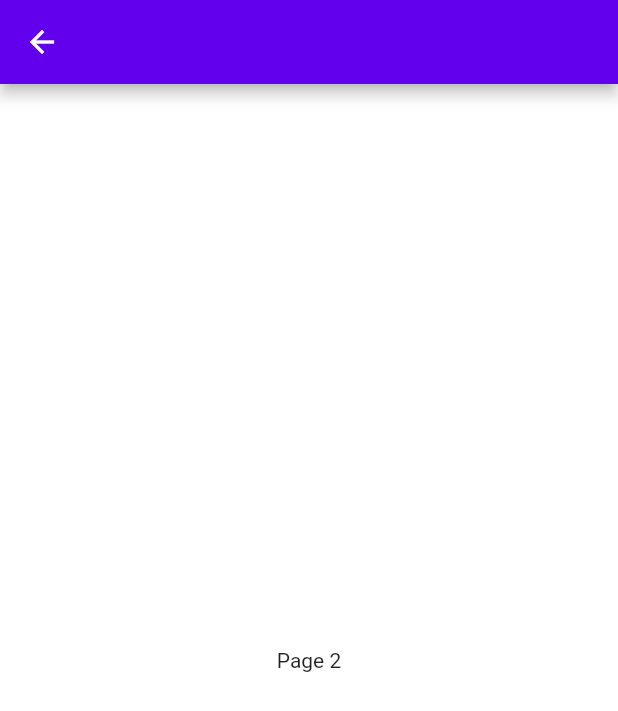
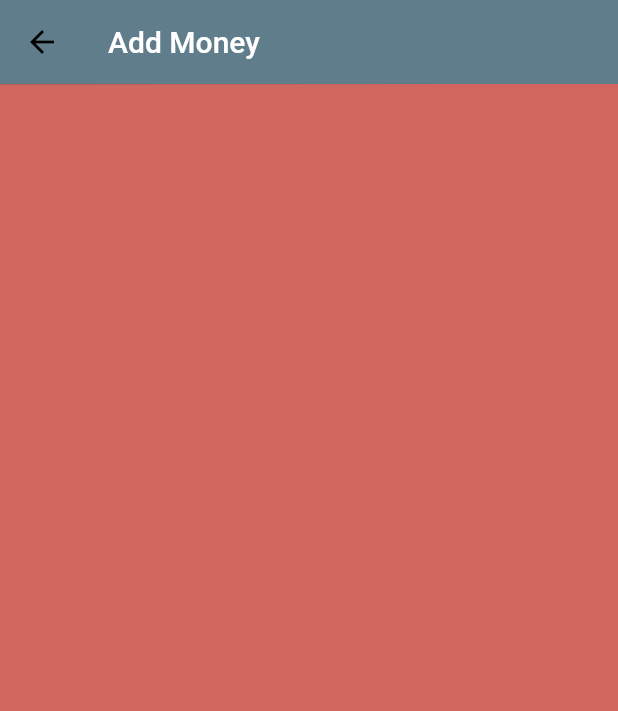
Before and after one commit to mostafizurrahman/plasma_bank, a Flutter app: the screen it shows after launch, after a tap on "Go!", on a phone screen of 412 x 824 dp. Shown: the top 711 px of the screen. Run offline on Flutter 3.47's test engine with Material 2 defaults, Android fonts, the light colour scheme and no system bars.

Commit message:
project structure changed

```diff
--- /dev/null
+++ b/plasma_bank/lib/app_utils/app_constants.dart
@@ -0,0 +1,26 @@
+
+
+class AppConstants{
+
+
+}
+
+class AppRoutes{
+
+  static const String pageRouteHome = "/home";
+  static const String pageRouteDonor = "/home/donor";
+  static const String pageRouteEntry = "/home/entry";
+  static const String pageRouteImage = "/home/image";
+
+}
+
+class AppConfig{
+
+  static const double PADDING_ALL = 24;
+  static const double FONT_SIZE_DEF = 13;
+  static const double FONT_SIZE_SML = 10;
+  static const double FONT_SIZE_XL = 15;
+  static const double FONT_SIZE_XXL = 18;
+
+
+}
--- /dev/null
+++ b/plasma_bank/lib/app_utils/widget_providers.dart
@@ -0,0 +1,28 @@
+
+
+import 'package:flutter/cupertino.dart';
+import 'package:flutter/material.dart';
+
+class WidgetProvider{
+
+  static Widget getAppBar(BuildContext context) {
+    return AppBar(
+      elevation: 0.25,
+      iconTheme: IconThemeData(
+        color: Colors.black,
+      ),
+      backgroundColor: Colors.blueGrey,
+      leading: Container(
+        height: 70,
+        child: Center(
+          child: new IconButton(
+            icon: new Icon(Icons.arrow_back),
+            onPressed: () => Navigator.of(context).pop(),
+          ),
+        ),
+      ),
+      title: Text("Add Money"),
+      centerTitle: false,
+    );
+  }
+}
--- a/plasma_bank/lib/main.dart
+++ b/plasma_bank/lib/main.dart
@@ -1,13 +1,15 @@
-import 'package:flutter/material.dart';
-
+import 'dart:io';
 
 import 'package:flutter/material.dart';
-import 'package:flutter/scheduler.dart';
-
-import 'package:animations/animations.dart';
+import 'package:plasma_bank/app_utils/app_constants.dart';
+import 'package:plasma_bank/widgets/home_page.dart';
+import 'package:plasma_bank/widgets/launch_screen.dart';
+import 'package:plasma_bank/widgets/patient_info.dart';
 
 
 
+
+//https://www.fda.gov/vaccines-blood-biologics/investigational-new-drug-ind-or-device-exemption-ide-process-cber/recommendations-investigational-covid-19-convalescent-plasma#Recordkeeping
 void main() => runApp(PlasmaBank());
 
 class PlasmaBank extends StatelessWidget {
@@ -15,29 +17,46 @@ class PlasmaBank extends StatelessWidget {
   @override
   Widget build(BuildContext context) {
     return MaterialApp(
-      theme: ThemeData.from(
-        colorScheme: const ColorScheme.light(),
-      ).copyWith(
-        pageTransitionsTheme: const PageTransitionsTheme(
-          builders: <TargetPlatform, PageTransitionsBuilder>{
-            TargetPlatform.android: ZoomPageTransitionsBuilder(),
-          },
-        ),
-      ),
-      home: Page1(),
+//      theme: ThemeData.from(
+//        colorScheme: const ColorScheme.light(),
+//      ).copyWith(
+//        pageTransitionsTheme: const PageTransitionsTheme(
+//          builders: <TargetPlatform, PageTransitionsBuilder>{
+//            TargetPlatform.android: ZoomPageTransitionsBuilder(),
+//          },
+//        ),
+//      ),
+      home: LaunchScreenWidget(),
       onGenerateRoute: getGenerateRoute,
     );
   }
 
   Route getGenerateRoute(RouteSettings settings) {
 
-    return this._createRoute(settings);
+    Widget _widget;
+
+    if (settings.name == AppRoutes.pageRouteDonor){
+      _widget = PatientInfoWidget();
+    } else if (settings.name == AppRoutes.pageRouteHome){
+      _widget = HomePageWidget();
+    }
+    if (Platform.isIOS){
+
+      return MaterialPageRoute(
+          builder: (context) {
+            return _widget;
+          },
+          settings: RouteSettings(
+              name: settings.name, arguments: settings.arguments),
+      );
+    }
+    return this._createRoute(settings, _widget);
   }
 
-  Route _createRoute(final RouteSettings _settings) {
+  Route _createRoute(final RouteSettings _settings, final _widget) {
     return PageRouteBuilder(
       settings: _settings,
-      pageBuilder: (context, animation, secondaryAnimation) => Page2(),
+      pageBuilder: (context, animation, secondaryAnimation) => _widget,
       transitionsBuilder: (context, animation, secondaryAnimation, child) {
         var begin = Offset(1.0, 0.0);
         var end = Offset.zero;
@@ -52,30 +71,34 @@ class PlasmaBank extends StatelessWidget {
   }
 }
 
-class Page1 extends StatelessWidget {
+
+
+
+class Page2 extends StatefulWidget {
+
+
+
+  @override
+  State<StatefulWidget> createState() {
+    // TODO: implement createState
+    return _State();
+  }
+}
+
+class _State extends State<Page2> {
+  @override
   Widget build(BuildContext context) {
+    // TODO: implement build
     return Scaffold(
       appBar: AppBar(),
       body: Center(
         child: RaisedButton(
           child: Text('Go!'),
           onPressed: () {
-            Navigator.of(context).pushNamed("/home", arguments: {"name" : "mostafizur"} );
+            Navigator.pushNamed(context, "/root", arguments:{"name" : "mostafizur"});
           },
         ),
       ),
     );
   }
 }
-
-
-class Page2 extends StatelessWidget {
-  Widget build(BuildContext context) {
-    return Scaffold(
-      appBar: AppBar(),
-      body: Center(
-        child: Text('Page 2'),
-      ),
-    );
-  }
-}
--- /dev/null
+++ b/plasma_bank/lib/widgets/home_page.dart
@@ -0,0 +1,40 @@
+
+
+import 'package:flutter/cupertino.dart';
+import 'package:flutter/material.dart';
+import 'package:plasma_bank/app_utils/app_constants.dart';
+
+class HomePageWidget extends StatefulWidget {
+
+
+  @override
+  State<StatefulWidget> createState() {
+    return _HomePageState();
+  }
+}
+
+class _HomePageState extends State<HomePageWidget> {
+
+
+  @override
+  Widget build(BuildContext context) {
+    // TODO: implement build
+    return Container(
+      child: SafeArea(
+        child: Scaffold(
+          backgroundColor: Colors.grey.withAlpha(100),
+          body: Center(
+            child: RaisedButton(
+              child: Text('Go!'),
+              onPressed: () {
+                Navigator.pushNamed(context, AppRoutes.pageRouteDonor,
+                    arguments:{"name" : "mostafizur"});
+              },
+            ),
+          ),
+        ),
+      ),
+    );
+  }
+
+}
--- /dev/null
+++ b/plasma_bank/lib/widgets/launch_screen.dart
@@ -0,0 +1,41 @@
+
+
+import 'package:flutter/cupertino.dart';
+import 'package:flutter/material.dart';
+import 'package:plasma_bank/app_utils/app_constants.dart';
+
+class LaunchScreenWidget extends StatefulWidget{
+  @override
+  State<StatefulWidget> createState() {
+    // TODO: implement createState
+    return _LaunchScreenState();
+  }
+
+}
+
+
+class _LaunchScreenState extends State<LaunchScreenWidget> {
+
+
+  @override
+  void initState() {
+    super.initState();
+    Future.delayed(const Duration(seconds: 2), () {
+      Navigator.pushNamed(context, AppRoutes.pageRouteHome);
+    });
+  }
+  @override
+  Widget build(BuildContext context) {
+    // TODO: implement build
+    return Container(
+      color: Colors.grey,
+      child: SafeArea(
+        child: Scaffold(
+          body: Container(
+            color: Colors.red,
+          ),
+        ),
+      ),
+    );
+  }
+}
--- /dev/null
+++ b/plasma_bank/lib/widgets/patient_info.dart
@@ -0,0 +1,32 @@
+
+
+import 'package:flutter/cupertino.dart';
+import 'package:flutter/material.dart';
+import 'package:plasma_bank/app_utils/widget_providers.dart';
+
+class PatientInfoWidget extends StatefulWidget {
+
+  @override
+  State<StatefulWidget> createState() {
+    return _PatientInfoState();
+  }
+}
+
+class _PatientInfoState extends State<PatientInfoWidget> {
+
+
+  @override
+  Widget build(BuildContext context) {
+    // TODO: implement build
+    return Container(
+      color: Colors.red,
+      child: SafeArea(
+        child: Scaffold(
+          backgroundColor: Colors.grey.withAlpha(100),
+          appBar: WidgetProvider.getAppBar(context),
+        ),
+      ),
+    );
+  }
+
+}
--- a/plasma_bank/pubspec.yaml
+++ b/plasma_bank/pubspec.yaml
@@ -23,7 +23,7 @@ dependencies:
   # The following adds the Cupertino Icons font to your application.
   # Use with the CupertinoIcons class for iOS style icons.
   cupertino_icons: ^0.1.2
-  animations: ^1.0.0+5
+  cloud_firestore: ^0.13.0+1
 dev_dependencies:
   flutter_test:
     sdk: flutter
```
Also changed, not shown: plasma_bank/pubspec.lock, 5 other files.
